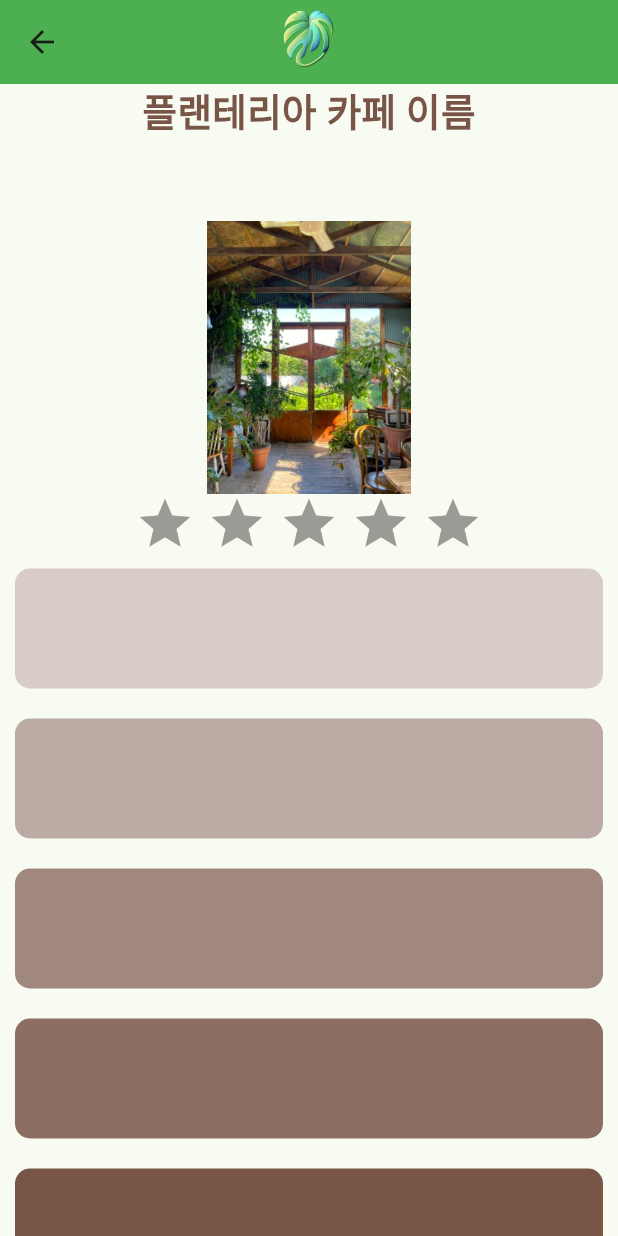
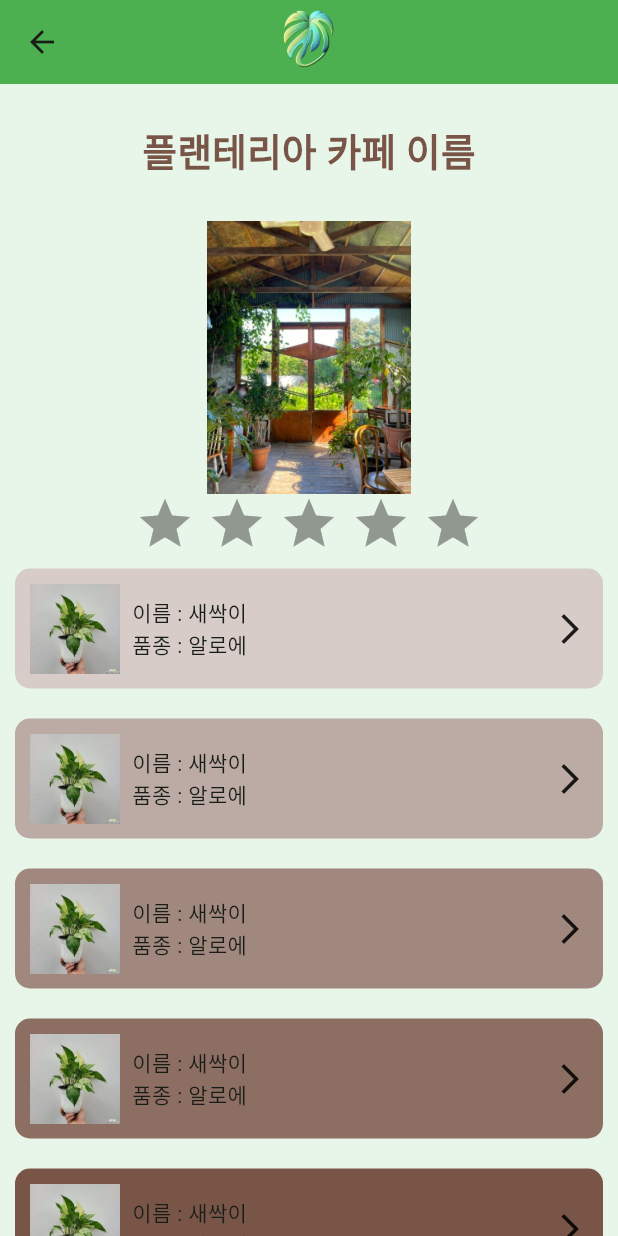
Before and after one commit to k984530/palnts, a Flutter app: the StoreScreen screen opened by its route, on a phone screen of 412 x 824 dp. Run offline on Flutter 3.47's test engine with Material 2 defaults, Android fonts, the phone set to English and light mode, and no system bars; drawn by our look-alikes of flutter_rating_bar; our stand-ins replace flutter_chat_bubble, get; missing offline and left inert: kakao_map_plugin.

Commit message:
profile List

```diff
--- a/lib/Screens/StoreScreen.dart
+++ b/lib/Screens/StoreScreen.dart
@@ -8,6 +8,7 @@ class StoreScreen extends StatelessWidget {
   @override
   Widget build(BuildContext context) {
     return Scaffold(
+      backgroundColor: Colors.green[50],
       appBar: AppBar(
         backgroundColor: Colors.green,
         flexibleSpace: Container(
@@ -34,12 +35,14 @@ class StoreScreen extends StatelessWidget {
           children: [
             Expanded(
               flex: 1,
+              child: Center(
                 child: Text(
                   "플랜테리아 카페 이름",
                   style: TextStyle(
                     fontSize: 25,
                     fontWeight: FontWeight.bold,
                     color: Colors.brown,
+                  ),
                 ),
               ),
             ),
@@ -77,12 +80,27 @@ class StoreScreen extends StatelessWidget {
                         },
                         child: Container(
                           height: 80,
+                          padding: EdgeInsets.all(10),
                           margin: EdgeInsets.all(10),
                           decoration: BoxDecoration(
                             color: Colors.brown[(i + 1) % 9 * 100],
                             borderRadius: BorderRadius.circular(
                               10,
                             ),
+                          ),
+                          child: Row(
+                            children: [
+                              Image.asset('images/plant.jpeg'),
+                              Padding(
+                                padding: const EdgeInsets.all(8.0),
+                                child: Text(
+                                  "이름 : 새싹이\n품종 : 알로에",
+                                  textAlign: TextAlign.center,
+                                ),
+                              ),
+                              Spacer(),
+                              Icon(Icons.arrow_forward_ios_sharp)
+                            ],
                           ),
                         ),
                       )
```
Also changed, not shown: lib/Screens/MapScreen.dart (+13 -4 lines). Lines whose indentation alone changed are shown as unchanged.
